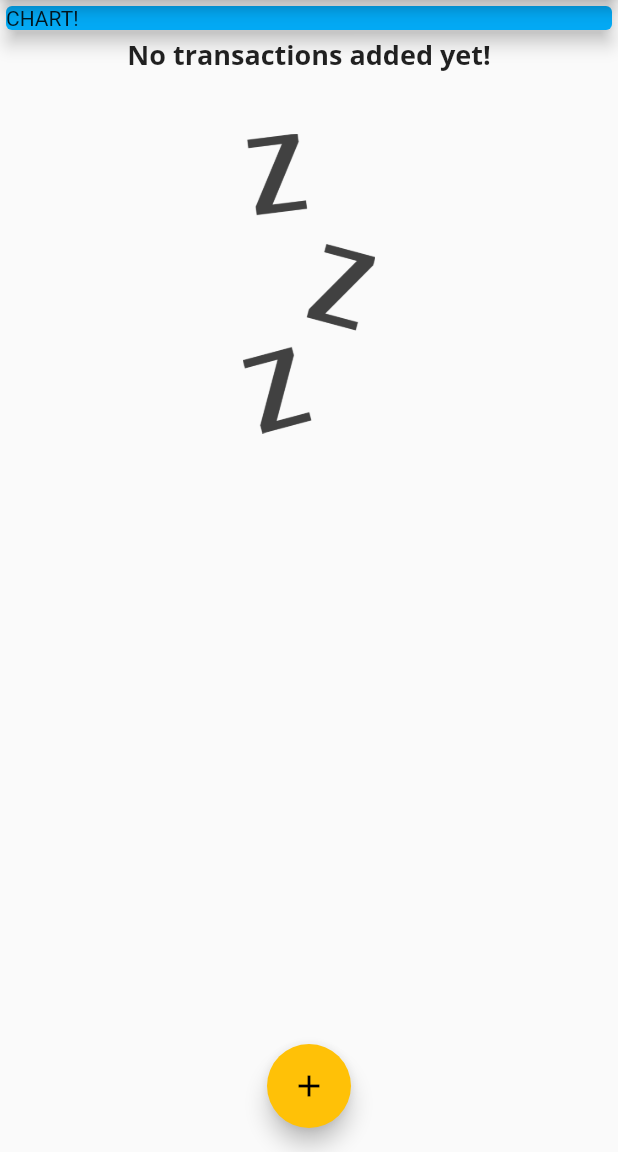
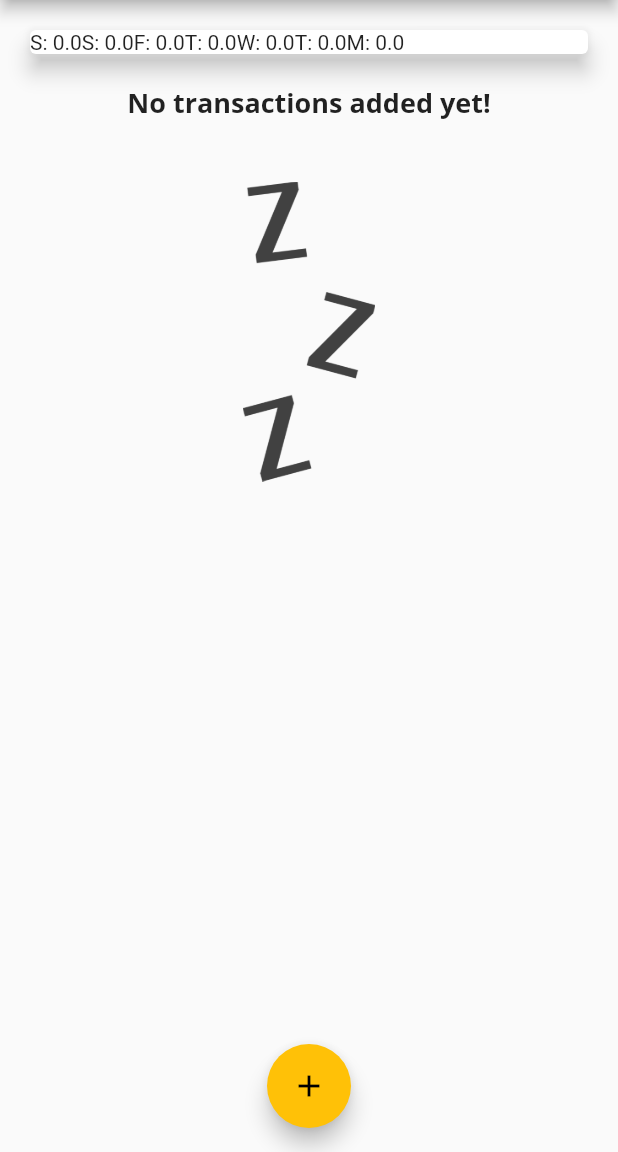
Before and after one commit to Charizard17/expense_planner, a Flutter app: the screen it shows after launch, on a phone screen of 412 x 824 dp, the part 84-1236 px from its top. Run offline on Flutter 3.47's test engine with Material 2 defaults, Android fonts, the phone set to English and light mode, and no system bars.

Commit message:
add chart file to main file. show daily spend as a text. show all week days

```diff
--- a/lib/main.dart
+++ b/lib/main.dart
@@ -1,6 +1,7 @@
 import 'package:flutter/material.dart';
 
 import './models/transaction.dart';
+import './widgets/chart.dart';
 import './widgets/new_transaction.dart';
 import './widgets/transaction_list.dart';
 
@@ -56,6 +57,16 @@ class _MyHomePageState extends State<MyHomePage> {
     // ),
   ];
 
+  List<Transaction> get _recentTransactions {
+    return _userTransactions.where((tx) {
+      return tx.date.isAfter(
+        DateTime.now().subtract(
+          Duration(days: 7),
+        ),
+      );
+    }).toList();
+  }
+
   void _addNewTransaction(String txTitle, double txAmount) {
     final newTx = Transaction(
       title: txTitle,
@@ -101,14 +112,7 @@ class _MyHomePageState extends State<MyHomePage> {
           mainAxisAlignment: MainAxisAlignment.start,
           crossAxisAlignment: CrossAxisAlignment.center,
           children: <Widget>[
-            Container(
-              width: double.infinity,
-              child: Card(
-                color: Colors.lightBlue,
-                child: Text('CHART!'),
-                elevation: 5,
-              ),
-            ),
+            Chart(_recentTransactions),
             TransactionList(_userTransactions),
           ],
         ),
--- a/lib/widgets/chart.dart
+++ b/lib/widgets/chart.dart
@@ -21,11 +21,11 @@ class Chart extends StatelessWidget {
         }
       }
 
-      print(DateFormat.E(weekDay));
+      print(DateFormat.E().format(weekDay));
       print(totalSum);
 
       return {
-        'day': DateFormat.E(weekDay),
+        'day': DateFormat.E().format(weekDay).substring(0, 1),
         'amount': totalSum,
       };
     });
@@ -33,11 +33,14 @@ class Chart extends StatelessWidget {
 
   @override
   Widget build(BuildContext context) {
+    print(groupedTransactionValues);
     return Card(
       elevation: 6,
       margin: EdgeInsets.all(20),
       child: Row(
-        children: <Widget>[],
+        children: groupedTransactionValues.map((data) {
+          return Text('${data['day']}: ${data['amount']}');
+        }).toList(),
       ),
     );
   }
```
